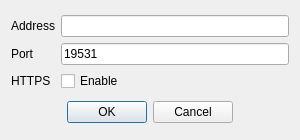
This is src/modes/journald/journaldAddressDialog.ui in KDE/ksystemlog as Qt 5 draws it before an edit. The edited form follows.
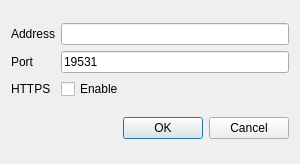
This is the edited form.

Commit message: Don't align center button

The edit to the form file:
```diff
--- a/src/modes/journald/journaldAddressDialog.ui
+++ b/src/modes/journald/journaldAddressDialog.ui
@@ -7,7 +7,7 @@
     <x>0</x>
     <y>0</y>
     <width>300</width>
-    <height>140</height>
+    <height>164</height>
    </rect>
   </property>
   <layout class="QVBoxLayout" name="verticalLayout">
@@ -78,7 +78,7 @@
       <set>QDialogButtonBox::Cancel|QDialogButtonBox::Ok</set>
      </property>
      <property name="centerButtons">
-      <bool>true</bool>
+      <bool>false</bool>
      </property>
     </widget>
    </item>
```
The commit also changes 1 other file.
